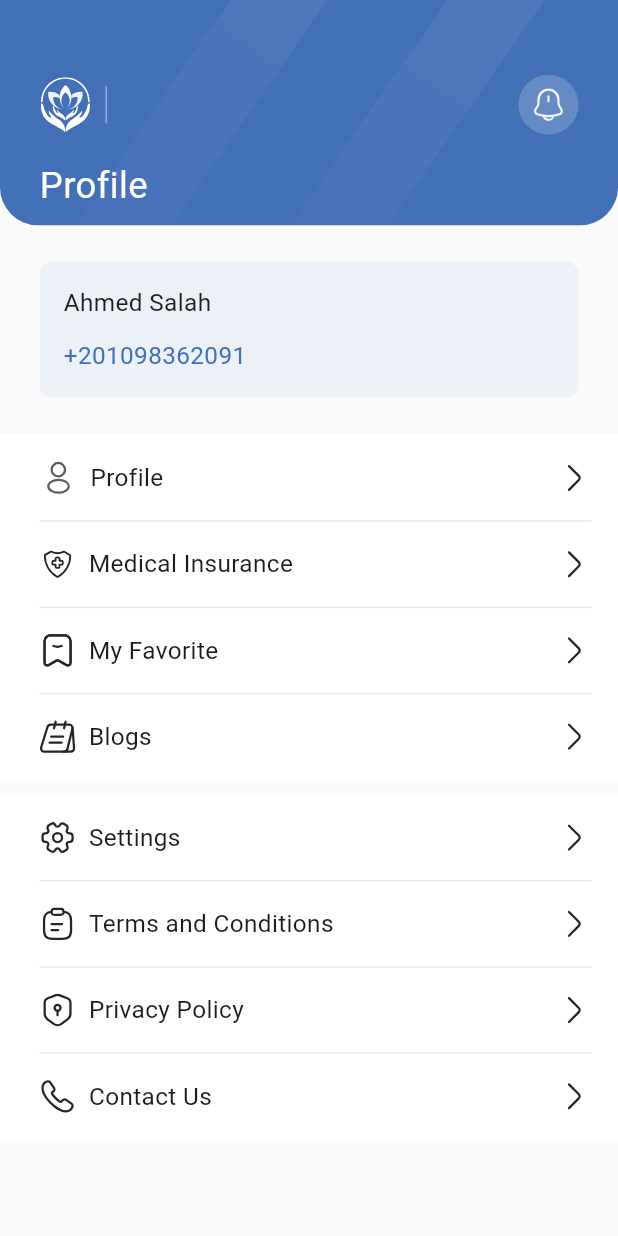
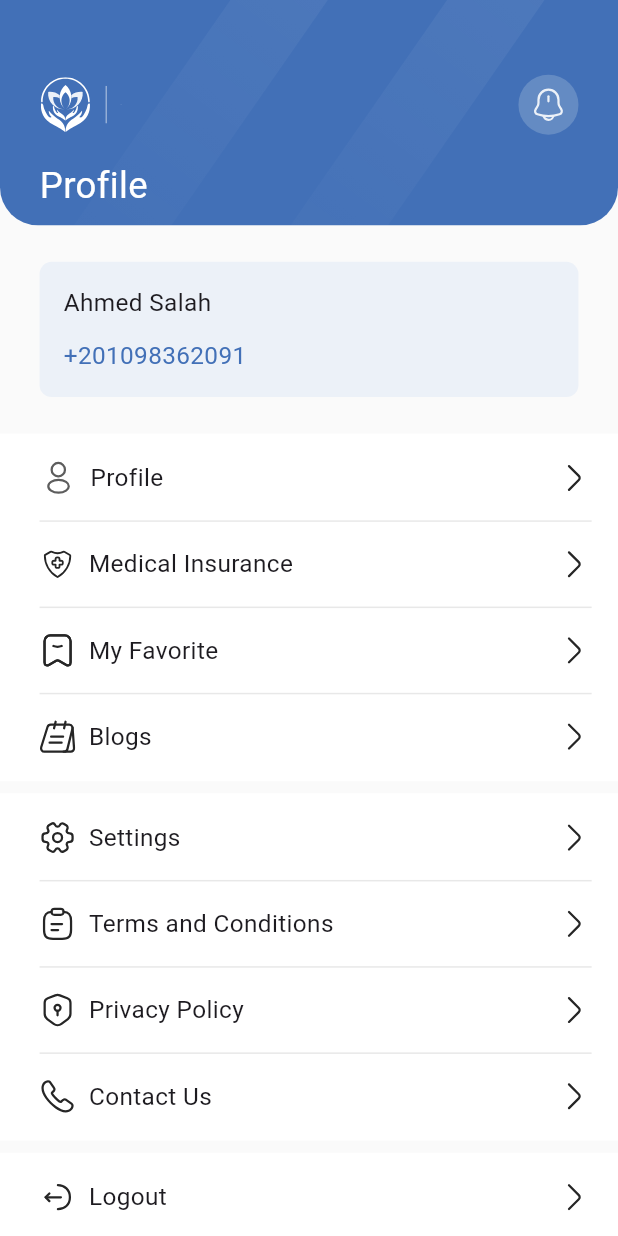
Before and after one commit to jimmyfcis/shifa, a Flutter app: the ProfileScreen screen opened directly, on a phone screen of 412 x 824 dp. Run offline on Flutter 3.47's test engine with Material 3 defaults, Android fonts, the phone set to English and light mode, and no system bars; our stand-ins replace flutter_screenutil, flutter_svg, hexcolor; Roboto replaces fonts that are missing (Nexa).

Commit message:
adjust hex colors and spacings

```diff
--- a/lib/core/assets/svg/assets.dart
+++ b/lib/core/assets/svg/assets.dart
@@ -40,4 +40,5 @@ class SVGAssets {
   static const String termsAndConditionsIcon = "assets/svg/icons/terms.svg";
   static const String privacyPolicyIcon = "assets/svg/icons/privacy.svg";
   static const String contactUsIcon = "assets/svg/icons/call.svg";
+  static const String logoutIcon = "assets/svg/icons/logout.svg";
 }
--- a/lib/core/routes/app_router.dart
+++ b/lib/core/routes/app_router.dart
@@ -1,4 +1,5 @@
 import 'package:flutter/material.dart';
+import 'package:shifa/features/Profile/view/profile_screen.dart';
 import 'package:shifa/features/home/screens/home_screen.dart';
 import 'package:shifa/features/splash/screens/language_splash_screen.dart';
 import 'package:shifa/features/splash/screens/splash_screen.dart';
@@ -17,6 +18,8 @@ class AppRouter {
         return MaterialPageRoute(builder: (_) => LanguageSplashScreen());
       case AppRoutes.onboardingScreen:
         return MaterialPageRoute(builder: (_) => OnboardingScreen());
+        case AppRoutes.profile:
+        return MaterialPageRoute(builder: (_) => ProfileScreen());
       default:
         return MaterialPageRoute(
           builder: (_) => Scaffold(
--- a/lib/core/routes/app_routes.dart
+++ b/lib/core/routes/app_routes.dart
@@ -3,4 +3,5 @@ class AppRoutes {
   static const String languageSplash = '/languageSplash';
   static const String onboardingScreen = '/onboardingScreen';
   static const String home = '/home';
+  static const String profile = '/profile';
 }
--- a/lib/core/theme/theme.dart
+++ b/lib/core/theme/theme.dart
@@ -1,5 +1,6 @@
 // core/theme/theme.dart
 import 'package:flutter/material.dart';
+import 'package:hexcolor/hexcolor.dart';
 
 class AppTheme {
   static ThemeData lightTheme = ThemeData(
@@ -9,6 +10,11 @@ class AppTheme {
   static const Color primaryColor = Color(0xFF008D5C);
   static const Color onBoardingBG = Color(0xFFFAFAFA);
   static const Color greyColor = Color(0xFFE8E8E8);
+  static const Color billColor = Color(0xFFEEF7F4);
+  static Color profileBGColor = HexColor("FAFAFAF");
+  static const Color primaryColorLeksell = Color(0xFF4270B7);
+  static const Color secondaryColorLeksell = Color(0xFFECF1F8);
+
   static const Color grey4Color = Color(0xFF);
   static const Color grey3color = Color(0xFF);
   static const Color green2Color = Color(0xFF);
--- a/lib/features/Profile/view/profile_screen.dart
+++ b/lib/features/Profile/view/profile_screen.dart
@@ -1,9 +1,8 @@
 import 'dart:developer';
-
 import 'package:flutter/material.dart';
 import 'package:flutter_screenutil/flutter_screenutil.dart';
-import 'package:hexcolor/hexcolor.dart';
 import 'package:shifa/core/assets/svg/assets.dart';
+import 'package:shifa/core/theme/theme.dart';
 import 'package:shifa/features/Profile/widgets/profile_app_bar.dart';
 import 'package:shifa/features/Profile/widgets/profile_widget.dart';
 import 'package:shifa/features/Profile/widgets/user_name_phone_widget.dart';
@@ -14,9 +13,10 @@ class ProfileScreen extends StatelessWidget {
   @override
   Widget build(BuildContext context) {
     return Scaffold(
-      backgroundColor: HexColor("FAFAFAF"),
+      backgroundColor: AppTheme.profileBGColor,
       extendBodyBehindAppBar: true,
-      body: Column(
+      body: SingleChildScrollView(
+        child: Column(
           children: [
             const ProfileAppBar(),
             SizedBox(
@@ -28,10 +28,8 @@ class ProfileScreen extends StatelessWidget {
             ),
             Container(
               color: Colors.white,
-            padding: EdgeInsets.only(
-                left: 24.w, right: 16.w, top: 16.w, bottom: 16.w),
+              padding: EdgeInsets.only(left: 24.w, right: 16.w, top: 16.w, bottom: 16.w),
               child: Column(
-              spacing: 16.h,
                 children: [
                   ProfileWidget(
                     hasDivider: true,
@@ -41,6 +39,7 @@ class ProfileScreen extends StatelessWidget {
                     svgIcon: SVGAssets.profileIcon,
                     title: 'Profile',
                   ),
+                  SizedBox(height: 16.h),
                   ProfileWidget(
                     hasDivider: true,
                     onTap: () {
@@ -49,6 +48,7 @@ class ProfileScreen extends StatelessWidget {
                     svgIcon: SVGAssets.medicalInsuranceIcon,
                     title: 'Medical Insurance',
                   ),
+                  SizedBox(height: 16.h),
                   ProfileWidget(
                     hasDivider: true,
                     onTap: () {
@@ -57,6 +57,7 @@ class ProfileScreen extends StatelessWidget {
                     svgIcon: SVGAssets.myFavoriteIcon,
                     title: 'My Favorite',
                   ),
+                  SizedBox(height: 16.h),
                   ProfileWidget(
                     hasDivider: false,
                     onTap: () {
@@ -73,10 +74,8 @@ class ProfileScreen extends StatelessWidget {
             ),
             Container(
               color: Colors.white,
-            padding: EdgeInsets.only(
-                left: 24.w, right: 16.w, top: 16.w, bottom: 16.w),
+              padding: EdgeInsets.only(left: 24.w, right: 16.w, top: 16.w, bottom: 16.w),
               child: Column(
-              spacing: 16.h,
                 children: [
                   ProfileWidget(
                     hasDivider: true,
@@ -86,6 +85,7 @@ class ProfileScreen extends StatelessWidget {
                     svgIcon: SVGAssets.settingsIcon,
                     title: 'Settings',
                   ),
+                  SizedBox(height: 16.h),
                   ProfileWidget(
                     hasDivider: true,
                     onTap: () {
@@ -94,6 +94,7 @@ class ProfileScreen extends StatelessWidget {
                     svgIcon: SVGAssets.termsAndConditionsIcon,
                     title: 'Terms and Conditions',
                   ),
+                  SizedBox(height: 16.h),
                   ProfileWidget(
                     hasDivider: true,
                     onTap: () {
@@ -102,6 +103,7 @@ class ProfileScreen extends StatelessWidget {
                     svgIcon: SVGAssets.privacyPolicyIcon,
                     title: 'Privacy Policy',
                   ),
+                  SizedBox(height: 16.h),
                   ProfileWidget(
                     hasDivider: false,
                     onTap: () {
@@ -113,7 +115,22 @@ class ProfileScreen extends StatelessWidget {
                 ],
               ),
             ),
+            SizedBox(height: 8.h),
+            Container(
+              color: Colors.white,
+              padding: EdgeInsets.only(left: 24.w, right: 16.w, top: 16.w, bottom: 16.w),
+              child: ProfileWidget(
+                hasDivider: false,
+                onTap: () {
+                  log("logout");
+                },
+                svgIcon: SVGAssets.logoutIcon,
+                title: 'Logout',
+              ),
+            ),
+            SizedBox(height: 32.h),
           ],
+        ),
       ),
     );
   }
--- a/lib/features/Profile/widgets/profile_app_bar.dart
+++ b/lib/features/Profile/widgets/profile_app_bar.dart
@@ -1,8 +1,8 @@
 import 'package:flutter/material.dart';
 import 'package:flutter_screenutil/flutter_screenutil.dart';
 import 'package:flutter_svg/svg.dart';
-import 'package:hexcolor/hexcolor.dart';
 import 'package:shifa/core/assets/svg/assets.dart';
+import 'package:shifa/core/theme/theme.dart';
 import 'package:shifa/core/widgtes/appbar_widget.dart';
 
 class ProfileAppBar extends StatelessWidget {
@@ -14,7 +14,7 @@ class ProfileAppBar extends StatelessWidget {
       alignment: Alignment.center,
       children: [
         CommonAppBar(
-          backGroundColor: HexColor("4270b7"),
+          backGroundColor: AppTheme.primaryColorLeksell,
           hasBorderRadius: true,
           height: 148,
         ),
@@ -30,18 +30,19 @@ class ProfileAppBar extends StatelessWidget {
                 mainAxisAlignment: MainAxisAlignment.spaceBetween,
                 children: [
                   Row(
-                    spacing: 8.w,
                     children: [
                       SvgPicture.asset(
                         SVGAssets.leksellHomeWhiteIcon,
                         width: 32.w,
                         height: 36.h,
                       ),
+                      SizedBox(width: 8.w),
                       SvgPicture.asset(
                         SVGAssets.leksellDivider,
                         width: 1.w,
                         height: 36.h,
                       ),
+                      SizedBox(width: 8.w),
                       SvgPicture.asset(
                         SVGAssets.leksellText,
                         width: 1.w,
@@ -53,7 +54,7 @@ class ProfileAppBar extends StatelessWidget {
                     padding: const EdgeInsets.all(8),
                     decoration: BoxDecoration(
                       shape: BoxShape.circle,
-                      color: HexColor("EEF7F4").withValues(alpha: 0.2),
+                      color: AppTheme.billColor.withOpacity(0.2),
                     ),
                     child: SvgPicture.asset(SVGAssets.notificationIcon),
                   )
--- a/lib/features/Profile/widgets/profile_widget.dart
+++ b/lib/features/Profile/widgets/profile_widget.dart
@@ -1,8 +1,8 @@
 import 'package:flutter/material.dart';
 import 'package:flutter_screenutil/flutter_screenutil.dart';
 import 'package:flutter_svg/svg.dart';
-import 'package:hexcolor/hexcolor.dart';
 import 'package:shifa/core/assets/svg/assets.dart';
+import 'package:shifa/core/theme/theme.dart';
 
 class ProfileWidget extends StatelessWidget {
   final bool hasDivider;
@@ -27,11 +27,11 @@ class ProfileWidget extends StatelessWidget {
             mainAxisAlignment: MainAxisAlignment.spaceBetween,
             children: [
               Row(
-                spacing: 8.w,
                 children: [
                   SvgPicture.asset(
                     svgIcon,
                   ),
+                  SizedBox(width: 8.w),
                   Text(
                     title,
                     style: TextStyle(
@@ -51,7 +51,7 @@ class ProfileWidget extends StatelessWidget {
             height: 16.h,
           ),
           Divider(
-            color: HexColor("#E8E8E8"),
+            color: AppTheme.greyColor,
             height: 1.h,
           ),
         ]
--- a/lib/features/Profile/widgets/user_name_phone_widget.dart
+++ b/lib/features/Profile/widgets/user_name_phone_widget.dart
@@ -1,6 +1,6 @@
 import 'package:flutter/material.dart';
 import 'package:flutter_screenutil/flutter_screenutil.dart';
-import 'package:hexcolor/hexcolor.dart';
+import '../../../core/theme/theme.dart';
 
 class UserNameAndPhoneNumber extends StatelessWidget {
   const UserNameAndPhoneNumber({super.key});
@@ -10,7 +10,7 @@ class UserNameAndPhoneNumber extends StatelessWidget {
     return Container(
       width: 327.w,
       decoration: BoxDecoration(
-        color: HexColor("ECF1F8"),
+        color: AppTheme.secondaryColorLeksell,
         borderRadius: BorderRadius.circular(8.r),
       ),
       padding: const EdgeInsets.all(16),
@@ -29,7 +29,7 @@ class UserNameAndPhoneNumber extends StatelessWidget {
           Text(
             '+201098362091',
             style: TextStyle(
-              color: HexColor("4270B7"),
+              color: AppTheme.primaryColorLeksell,
               fontSize: 16.sp,
             ),
           )
```
Also changed, not shown: lib/features/home/screens/home_screen.dart (+17 -17 lines), pubspec.lock. Lines whose indentation alone changed are shown as unchanged.
